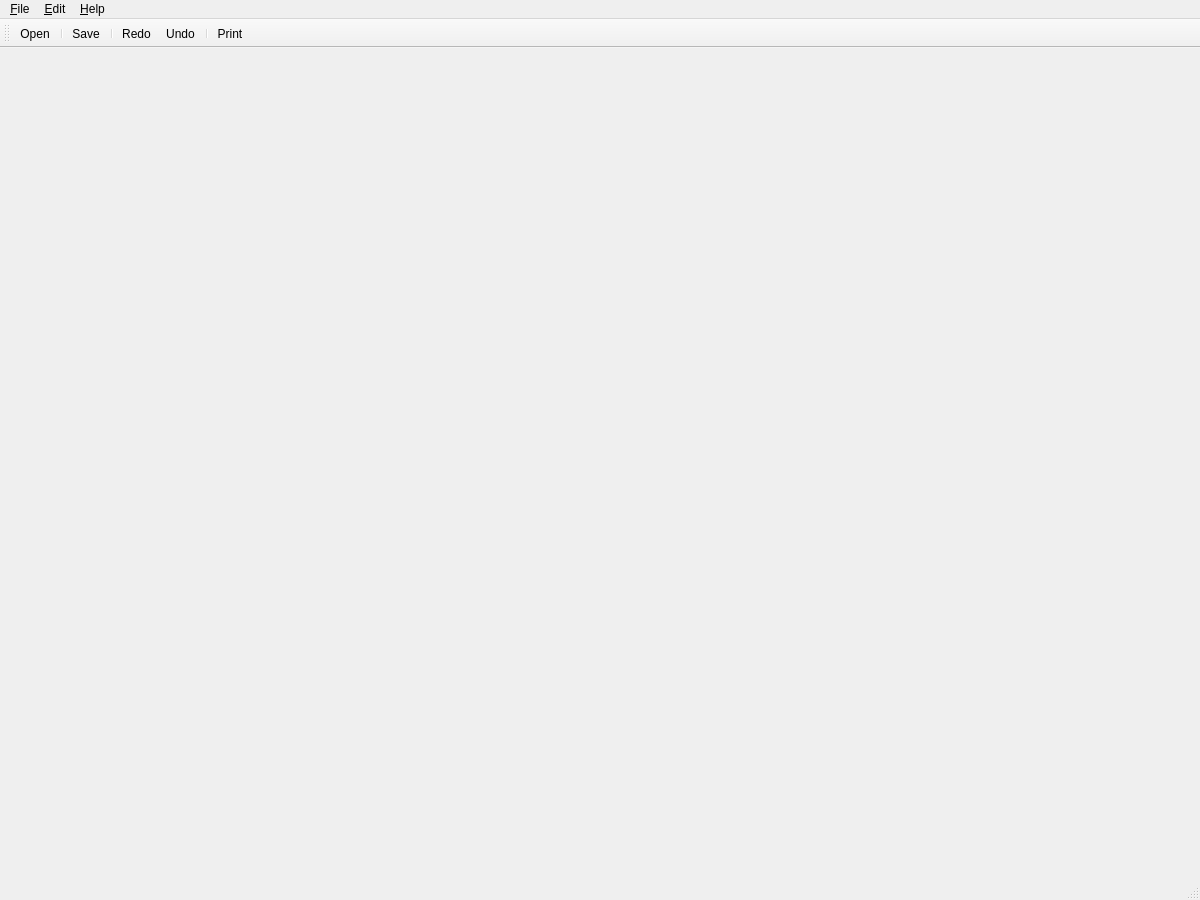
Above: res/designer/mainwindow.ui from tsalemink/neon before the change. Below: the same form after it.
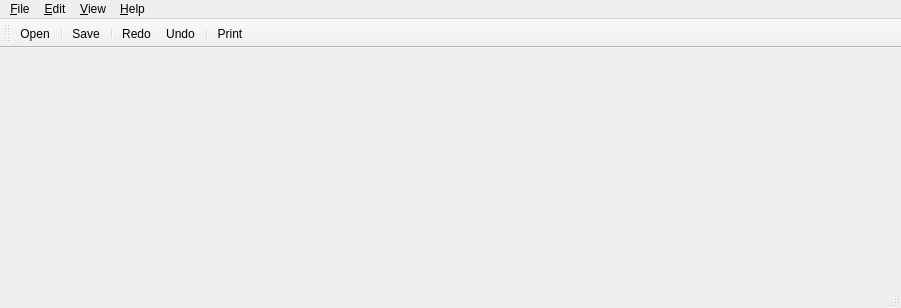
That is the form after the change. Icons and pictures are not drawn.

Patch:
```diff
--- a/res/designer/mainwindow.ui
+++ b/res/designer/mainwindow.ui
@@ -6,8 +6,8 @@
    <rect>
     <x>0</x>
     <y>0</y>
-    <width>1200</width>
-    <height>900</height>
+    <width>901</width>
+    <height>308</height>
    </rect>
   </property>
   <property name="windowTitle">
@@ -23,7 +23,7 @@
     <rect>
      <x>0</x>
      <y>0</y>
-     <width>1200</width>
+     <width>901</width>
      <height>19</height>
     </rect>
    </property>
@@ -60,8 +60,15 @@
     </property>
     <addaction name="actionAbout"/>
    </widget>
+   <widget class="QMenu" name="menu_View">
+    <property name="title">
+     <string>&amp;View</string>
+    </property>
+    <addaction name="separator"/>
+   </widget>
    <addaction name="menu_File"/>
    <addaction name="menu_Edit"/>
+   <addaction name="menu_View"/>
    <addaction name="menu_Help"/>
   </widget>
   <widget class="QStatusBar" name="statusbar"/>
```
Left out of the diff: 20 changed lines with no effect on the pictures.
